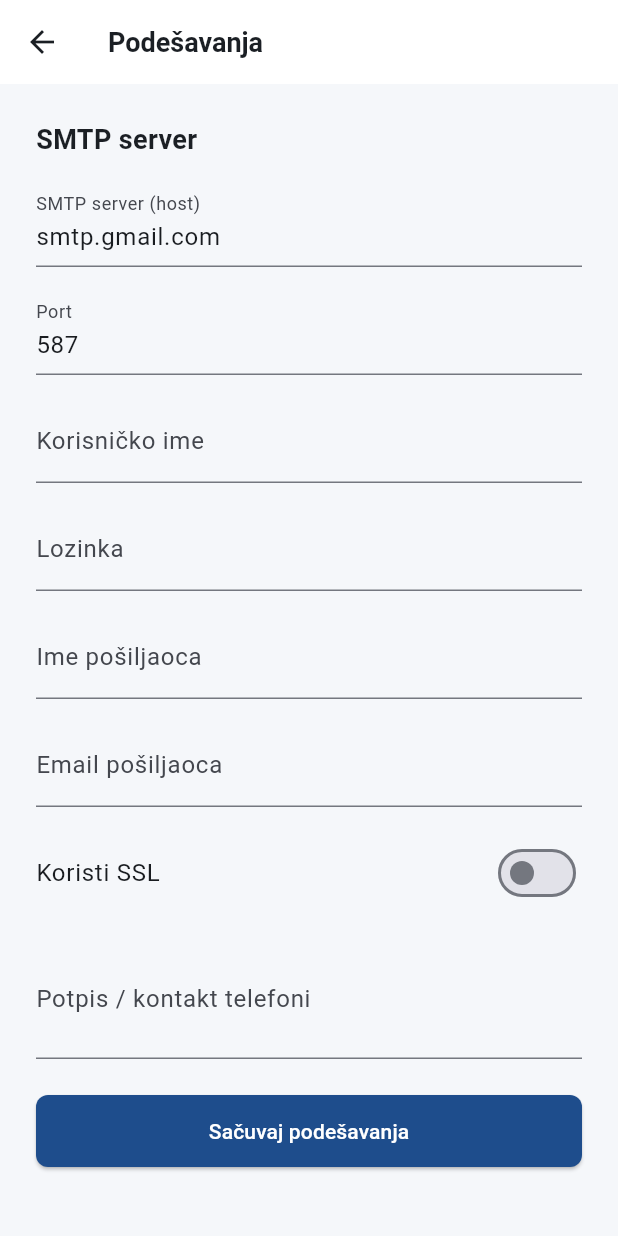
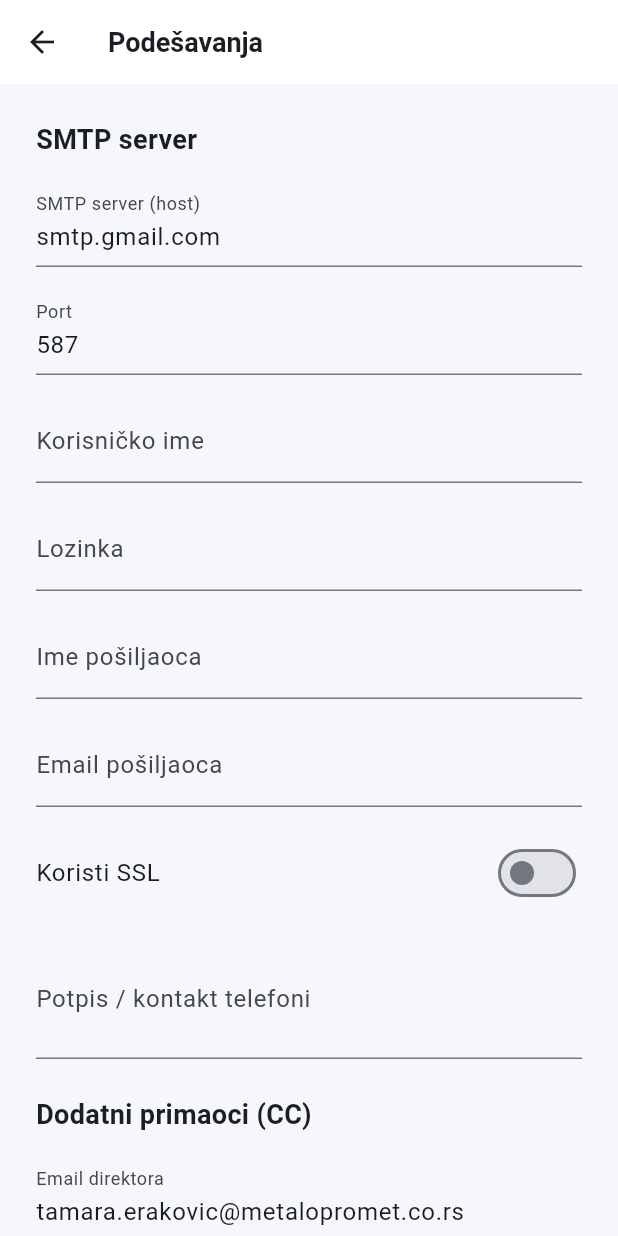
Before and after one commit to zvladimir24/Stringer, a Flutter app: the screen it shows after launch, after a tap on the "settings" icon, on a phone screen of 412 x 824 dp. Run offline on Flutter 3.47's test engine with Material 3 defaults, Android fonts, the phone set to English and light mode, and no system bars; our stand-ins replace equatable, file_picker, flutter_bloc, flutter_secure_storage, get_it, injectable; missing offline and left inert: excel, mailer.

Commit message:
Move direktor/menadžer CC emails to Settings, pre-filled with fixed defaults
These were per-company fields in the Email dialog; now they're fixed,
app-wide settings since the same two people should be CC'd on every
reminder regardless of which company it's about. Pre-filled with
tamara.erakovic@metalopromet.co.rs and zoran.dimic@metalopromet.co.rs,
editable on the Settings screen if they ever need to change.

The Email dialog now only has company email + komercijalista email;
every send still CCs komercijalista (per-company) plus both fixed
addresses from Settings (when non-empty).

Co-Authored-By: Claude Sonnet 5 <noreply@anthropic.com>

```diff
--- a/lib/data/datasources/mailer_email_data_source.dart
+++ b/lib/data/datasources/mailer_email_data_source.dart
@@ -35,7 +35,7 @@ class MailerEmailDataSource {
     final message = Message()
       ..from = Address(settings.senderEmail, settings.senderName)
       ..recipients.add(contact.email)
-      ..ccRecipients.addAll(contact.ccEmails)
+      ..ccRecipients.addAll([...contact.ccEmails, ...settings.ccEmails])
       ..subject = content.subject
       ..html = content.htmlBody;
 
--- a/lib/domain/models/smtp_settings.dart
+++ b/lib/domain/models/smtp_settings.dart
@@ -1,4 +1,7 @@
 class SmtpSettings {
+  static const defaultDirektorEmail = 'tamara.erakovic@metalopromet.co.rs';
+  static const defaultMenadzerEmail = 'zoran.dimic@metalopromet.co.rs';
+
   final String host;
   final int port;
   final String username;
@@ -7,6 +10,8 @@ class SmtpSettings {
   final String senderEmail;
   final bool useSsl;
   final String footerText;
+  final String direktorEmail;
+  final String menadzerEmail;
 
   const SmtpSettings({
     required this.host,
@@ -17,5 +22,14 @@ class SmtpSettings {
     required this.senderEmail,
     required this.useSsl,
     required this.footerText,
+    this.direktorEmail = defaultDirektorEmail,
+    this.menadzerEmail = defaultMenadzerEmail,
   });
+
+  /// Non-empty fixed CC email addresses (direktor, menadžer) that should
+  /// receive every reminder email alongside the company and komercijalista.
+  List<String> get ccEmails => [
+    direktorEmail,
+    menadzerEmail,
+  ].where((email) => email.trim().isNotEmpty).toList();
 }
--- a/lib/l10n/app_en.arb
+++ b/lib/l10n/app_en.arb
@@ -58,8 +58,6 @@
   "contactDialogEmailLabel": "Company email",
   "contactDialogEmailHint": "e.g. office@company.com",
   "contactDialogKomercijalistaEmailLabel": "Sales rep email",
-  "contactDialogDirektorEmailLabel": "Director email",
-  "contactDialogMenadzerEmailLabel": "Manager email",
   "contactDialogKomercijalistaLabel": "Sales rep",
   "contactDialogKomercijalistaHint": "e.g. John Smith",
   "contactDialogInvalidEmail": "Enter a valid email address.",
@@ -76,6 +74,9 @@
   "settingsUseSslLabel": "Use SSL",
   "settingsFooterLabel": "Signature / contact phone numbers",
   "settingsFooterHint": "e.g. Company name, Phone: 011/xxx-xxx",
+  "settingsCcSectionTitle": "Additional recipients (CC)",
+  "settingsDirektorEmailLabel": "Director email",
+  "settingsMenadzerEmailLabel": "Manager email",
   "settingsSaveButton": "Save settings",
   "settingsSavedMessage": "Settings saved.",
   "settingsValidationRequired": "This field is required.",
--- a/lib/l10n/app_sr.arb
+++ b/lib/l10n/app_sr.arb
@@ -247,14 +247,6 @@
   "@contactDialogKomercijalistaEmailLabel": {
     "description": "Label for the optional komercijalista CC email field in the contact dialog."
   },
-  "contactDialogDirektorEmailLabel": "Email direktora",
-  "@contactDialogDirektorEmailLabel": {
-    "description": "Label for the optional direktor CC email field in the contact dialog."
-  },
-  "contactDialogMenadzerEmailLabel": "Email menadžera",
-  "@contactDialogMenadzerEmailLabel": {
-    "description": "Label for the optional menadžer CC email field in the contact dialog."
-  },
   "contactDialogKomercijalistaLabel": "Komercijalista",
   "@contactDialogKomercijalistaLabel": {
     "description": "Label for the salesperson/account rep field in the contact dialog."
@@ -319,6 +311,18 @@
   "@settingsFooterHint": {
     "description": "Hint text for the footer/signature field."
   },
+  "settingsCcSectionTitle": "Dodatni primaoci (CC)",
+  "@settingsCcSectionTitle": {
+    "description": "Section title for the fixed direktor/menadžer CC email fields."
+  },
+  "settingsDirektorEmailLabel": "Email direktora",
+  "@settingsDirektorEmailLabel": {
+    "description": "Label for the fixed direktor CC email field on the settings screen."
+  },
+  "settingsMenadzerEmailLabel": "Email menadžera",
+  "@settingsMenadzerEmailLabel": {
+    "description": "Label for the fixed menadžer CC email field on the settings screen."
+  },
   "settingsSaveButton": "Sačuvaj podešavanja",
   "@settingsSaveButton": {
     "description": "Save button on the settings screen."
--- a/lib/presentation/screens/settings_screen/settings_screen.dart
+++ b/lib/presentation/screens/settings_screen/settings_screen.dart
@@ -38,10 +38,14 @@ class _SettingsScreenViewState extends State<_SettingsScreenView> {
   final _senderNameController = TextEditingController();
   final _senderEmailController = TextEditingController();
   final _footerController = TextEditingController();
+  final _direktorEmailController = TextEditingController();
+  final _menadzerEmailController = TextEditingController();
   // Off by default: Gmail/Google Workspace (the expected provider) uses
   // STARTTLS on port 587, not a direct SSL connection.
   bool _useSsl = false;
   bool _initialized = false;
+
+  static final _emailRegex = RegExp(r'^[^@\s]+@[^@\s]+\.[^@\s]+$');
 
   @override
   void dispose() {
@@ -52,7 +56,17 @@ class _SettingsScreenViewState extends State<_SettingsScreenView> {
     _senderNameController.dispose();
     _senderEmailController.dispose();
     _footerController.dispose();
+    _direktorEmailController.dispose();
+    _menadzerEmailController.dispose();
     super.dispose();
+  }
+
+  String? _validateOptionalEmail(String? value) {
+    if (value == null || value.trim().isEmpty) return null;
+    if (!_emailRegex.hasMatch(value.trim())) {
+      return context.l10n.contactDialogInvalidEmail;
+    }
+    return null;
   }
 
   void _syncControllers(SmtpSettings? settings) {
@@ -64,6 +78,8 @@ class _SettingsScreenViewState extends State<_SettingsScreenView> {
       // expected provider) so there's less to fill in.
       _hostController.text = 'smtp.gmail.com';
       _portController.text = '587';
+      _direktorEmailController.text = SmtpSettings.defaultDirektorEmail;
+      _menadzerEmailController.text = SmtpSettings.defaultMenadzerEmail;
       return;
     }
 
@@ -74,6 +90,8 @@ class _SettingsScreenViewState extends State<_SettingsScreenView> {
     _senderNameController.text = settings.senderName;
     _senderEmailController.text = settings.senderEmail;
     _footerController.text = settings.footerText;
+    _direktorEmailController.text = settings.direktorEmail;
+    _menadzerEmailController.text = settings.menadzerEmail;
     _useSsl = settings.useSsl;
   }
 
@@ -89,6 +107,8 @@ class _SettingsScreenViewState extends State<_SettingsScreenView> {
       senderEmail: _senderEmailController.text.trim(),
       useSsl: _useSsl,
       footerText: _footerController.text,
+      direktorEmail: _direktorEmailController.text.trim(),
+      menadzerEmail: _menadzerEmailController.text.trim(),
     );
 
     context.read<SettingsBloc>().add(SettingsSaveRequested(settings));
@@ -196,6 +216,27 @@ class _SettingsScreenViewState extends State<_SettingsScreenView> {
                       ),
                     ),
                     const SizedBox(height: AppSpacing.lg),
+                    Text(
+                      context.l10n.settingsCcSectionTitle,
+                      style: AppTextStyles.subtitle,
+                    ),
+                    const SizedBox(height: AppSpacing.md),
+                    TextFormField(
+                      controller: _direktorEmailController,
+                      decoration: InputDecoration(
+                        labelText: context.l10n.settingsDirektorEmailLabel,
+                      ),
+                      validator: _validateOptionalEmail,
+                    ),
+                    const SizedBox(height: AppSpacing.md),
+                    TextFormField(
+                      controller: _menadzerEmailController,
+                      decoration: InputDecoration(
+                        labelText: context.l10n.settingsMenadzerEmailLabel,
+                      ),
+                      validator: _validateOptionalEmail,
+                    ),
+                    const SizedBox(height: AppSpacing.lg),
                     ElevatedButton(
                       onPressed: readyState.isSaving
                           ? null
```
Also changed, not shown: lib/data/dto/customer_contact_dto.dart (+0 -12 lines), lib/data/dto/smtp_settings_dto.dart (+16 -0 lines), lib/domain/models/customer_contact.dart (+4 -15 lines), lib/presentation/screens/home_screen/widgets/contact_edit_dialog.dart (+2 -31 lines), lib/l10n/generated/app_localizations.dart, lib/l10n/generated/app_localizations_en.dart, lib/l10n/generated/app_localizations_sr.dart.
